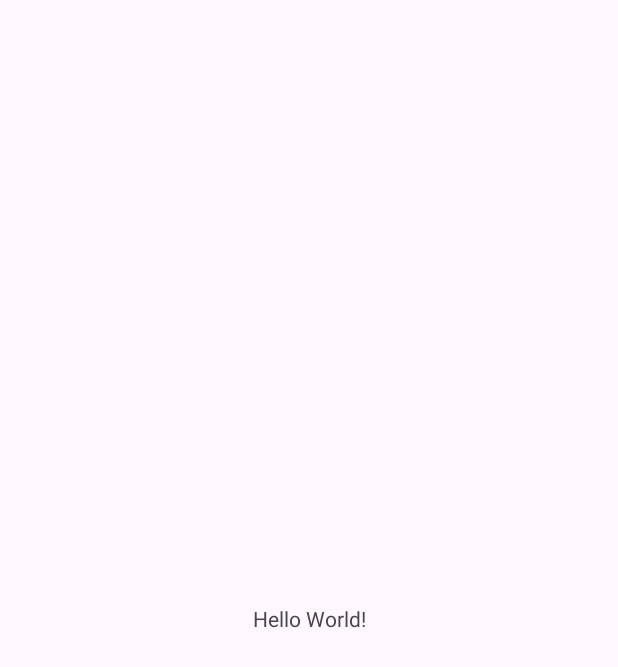
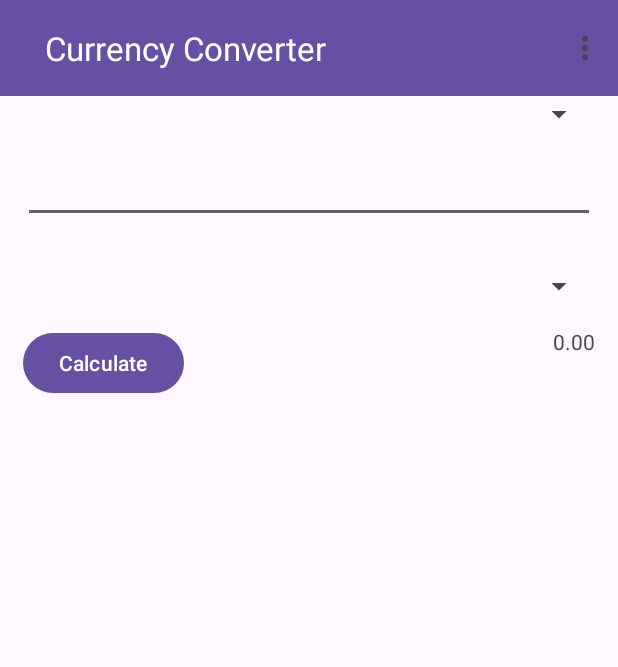
Before and after one commit to alxmtzr/CurrencyConverter, an Android app: the screen it shows after launch (MainActivity), on a phone screen of 412 x 824 dp. Before the commit the part shown is almost empty. Shown: the top 667 px of the screen. Run offline under Robolectric (Android 15) with nearby library versions, the phone set to English and light mode, and no system bars.

Commit message:
added first layout

```diff
--- a/app/src/main/java/de/alxmtzr/currencyconverter/MainActivity.java
+++ b/app/src/main/java/de/alxmtzr/currencyconverter/MainActivity.java
@@ -1,9 +1,12 @@
 package de.alxmtzr.currencyconverter;
 
 import android.os.Bundle;
+import android.view.Menu;
+
 
 import androidx.activity.EdgeToEdge;
 import androidx.appcompat.app.AppCompatActivity;
+import androidx.appcompat.widget.Toolbar;
 import androidx.core.graphics.Insets;
 import androidx.core.view.ViewCompat;
 import androidx.core.view.WindowInsetsCompat;
@@ -13,12 +16,15 @@ public class MainActivity extends AppCompatActivity {
     @Override
     protected void onCreate(Bundle savedInstanceState) {
         super.onCreate(savedInstanceState);
-        EdgeToEdge.enable(this);
         setContentView(R.layout.activity_main);
-        ViewCompat.setOnApplyWindowInsetsListener(findViewById(R.id.main), (v, insets) -> {
-            Insets systemBars = insets.getInsets(WindowInsetsCompat.Type.systemBars());
-            v.setPadding(systemBars.left, systemBars.top, systemBars.right, systemBars.bottom);
-            return insets;
-        });
+
+        Toolbar toolbar = findViewById(R.id.toolbar);
+        setSupportActionBar(toolbar);
+    }
+
+    @Override
+    public boolean onCreateOptionsMenu(Menu menu) {
+        getMenuInflater().inflate(R.menu.toolbar_menu, menu);
+        return true;
     }
 }
--- a/app/src/main/res/layout/activity_main.xml
+++ b/app/src/main/res/layout/activity_main.xml
@@ -7,13 +7,68 @@
     android:layout_height="match_parent"
     tools:context=".MainActivity">
 
-    <TextView
+    <androidx.appcompat.widget.Toolbar
+        android:layout_width="match_parent"
+        android:layout_height="wrap_content"
+        android:id="@+id/toolbar"
+        android:background="?attr/colorPrimary"
+        app:title="@string/app_title"
+        app:titleTextColor="@android:color/white"
+        app:titleMarginStart="30dp"
+        app:layout_constraintTop_toTopOf="parent"
+        />
+
+    <Spinner
+        android:id="@+id/spinner_from_value"
+        android:layout_width="match_parent"
+        android:layout_height="wrap_content"
+        app:layout_constraintTop_toBottomOf="@+id/toolbar"
+        android:layout_marginStart="15dp"
+        android:layout_marginEnd="15dp"
+        tools:layout_editor_absoluteX="-16dp" />
+
+    <EditText
+        android:id="@+id/edit_text_from_value"
+        android:layout_width="match_parent"
+        android:layout_height="wrap_content"
+        android:inputType="numberDecimal"
+        app:layout_constraintTop_toBottomOf="@+id/spinner_from_value"
+        android:layout_marginStart="15dp"
+        android:layout_marginEnd="15dp"
+        android:layout_marginTop="15dp"
+        tools:layout_editor_absoluteX="0dp" />
+
+    <Spinner
+        android:id="@+id/spinner_to_value"
+        android:layout_width="match_parent"
+        android:layout_height="wrap_content"
+        app:layout_constraintTop_toBottomOf="@+id/edit_text_from_value"
+        android:layout_marginStart="15dp"
+        android:layout_marginEnd="15dp"
+        android:layout_marginTop="30dp"
+        tools:layout_editor_absoluteX="14dp" />
+
+    <Button
+        android:id="@+id/button_calculate"
         android:layout_width="wrap_content"
         android:layout_height="wrap_content"
-        android:text="Hello World!"
-        app:layout_constraintBottom_toBottomOf="parent"
+        android:text="Calculate"
+        app:layout_constraintStart_toStartOf="parent"
+        app:layout_constraintTop_toBottomOf="@+id/spinner_to_value"
+        android:layout_marginStart="15dp"
+        android:layout_marginTop="15dp"
+        />
+
+    <TextView
+        android:id="@+id/textView_calculated_value"
+        android:layout_width="wrap_content"
+        android:layout_height="wrap_content"
+        android:text="0.00"
         app:layout_constraintEnd_toEndOf="parent"
-        app:layout_constraintStart_toStartOf="parent"
-        app:layout_constraintTop_toTopOf="parent" />
+        app:layout_constraintTop_toBottomOf="@+id/spinner_to_value"
+        android:layout_marginEnd="15dp"
+        android:layout_marginTop="15dp"
+        />
+
 
 </androidx.constraintlayout.widget.ConstraintLayout>
--- /dev/null
+++ b/app/src/main/res/menu/toolbar_menu.xml
@@ -0,0 +1,10 @@
+<?xml version="1.0" encoding="utf-8"?>
+<menu xmlns:android="http://schemas.android.com/apk/res/android"
+    xmlns:app="http://schemas.android.com/apk/res-auto">
+    <item
+        android:id="@+id/action_settings"
+        android:title="Settings"
+        android:icon="@android:drawable/ic_menu_more"
+        app:showAsAction="never" /> <!-- Setze auf "never", um es im Overflow-Menü zu haben -->
+
+</menu>
--- a/app/src/main/res/values/strings.xml
+++ b/app/src/main/res/values/strings.xml
@@ -1,3 +1,4 @@
 <resources>
     <string name="app_name">CurrencyConverter</string>
+    <string name="app_title">Currency Converter</string>
 </resources>
```
